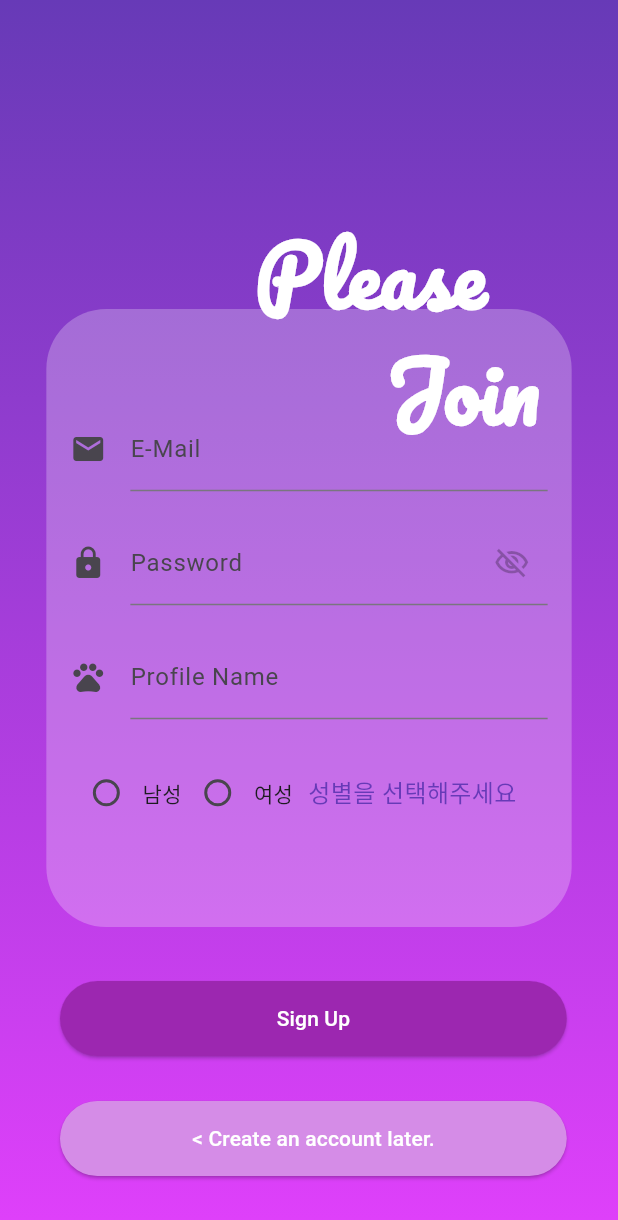
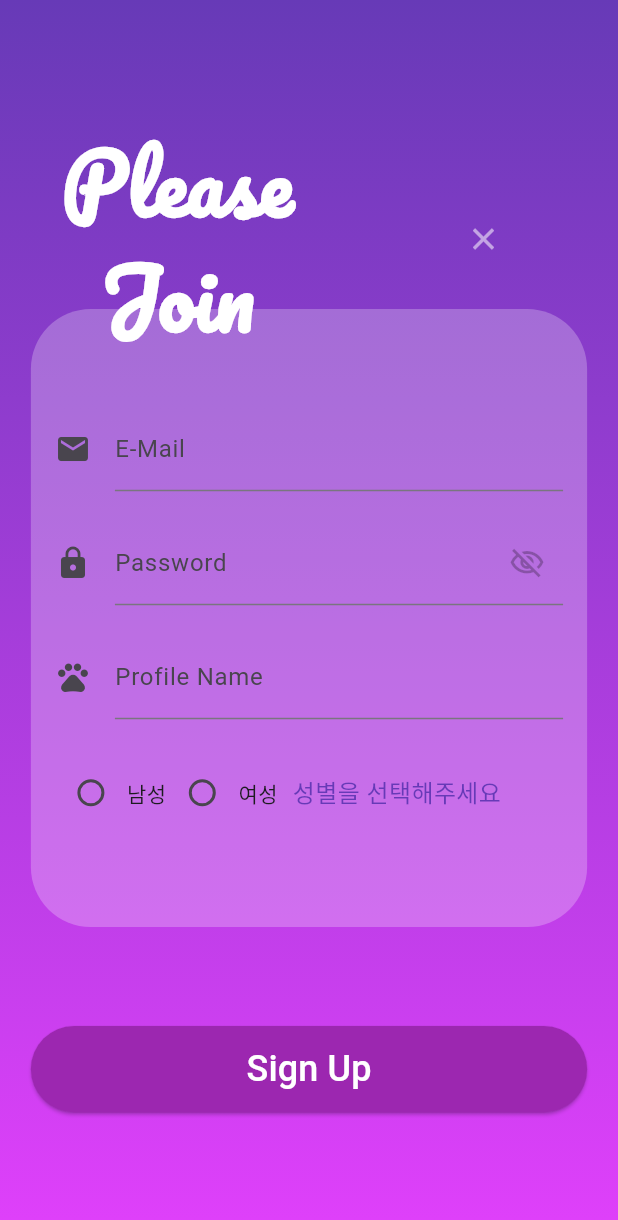
Before and after one commit to maccreyLim/Navi-Diary, a Flutter app: the screen it shows after launch, after a tap on "Create an Account", on a phone screen of 412 x 824 dp. Shown: the top 1220 px of the screen. Run offline on Flutter 3.47's test engine with Material 3 defaults, Android fonts, the phone set to English and light mode, and no system bars; our stand-ins replace cloud_firestore, firebase_auth, firebase_core, firebase_storage, flutter_image_compress, fluttertoast and 4 more; missing offline and left inert: flutter_email_sender; accounts and stored records are empty.

Commit message:
20231225_01_Design Update

```diff
--- a/lib/scr/join_screen.dart
+++ b/lib/scr/join_screen.dart
@@ -60,7 +60,7 @@ class _JoinScreenState extends State<JoinScreen> {
                 Positioned.fill(
                   child: Center(
                     child: Container(
-                      width: MediaQuery.of(context).size.width * 0.85,
+                      width: MediaQuery.of(context).size.width * 0.9,
                       height: MediaQuery.of(context).size.width * 1,
                       decoration: BoxDecoration(
                         borderRadius:
@@ -214,29 +214,55 @@ class _JoinScreenState extends State<JoinScreen> {
                   ),
                 ),
                 Positioned(
-                  top: 144,
-                  left: 170,
+                  top: MediaQuery.of(context).size.height * 0.1,
+                  left: MediaQuery.of(context).size.width * 0.1,
                   child: Column(
                     mainAxisAlignment: MainAxisAlignment.start,
                     crossAxisAlignment: CrossAxisAlignment.start,
                     children: [
+                      Row(
+                        children: [
+                          Column(
+                            children: [
                               Text(
-                        'Please \n      Join',
+                                'Please',
                                 style: GoogleFonts.pacifico(
                                   fontSize: 54,
                                   color: Colors.white,
                                   fontWeight: FontWeight.bold,
                                 ),
                               ),
-                      // SizedBox(
-                      //   height: 250,
-                      // ),
+                              Text(
+                                'Join',
+                                style: GoogleFonts.pacifico(
+                                  fontSize: 54,
+                                  color: Colors.white,
+                                  fontWeight: FontWeight.bold,
+                                ),
+                              ),
+                            ],
+                          ),
+                          SizedBox(
+                            width: MediaQuery.of(context).size.width * 0.25,
+                          ),
+                          IconButton(
+                            onPressed: () {
+                              //Todo: 뒤로가기
+                              Get.back();
+                            },
+                            icon: const Icon(
+                              Icons.close,
+                              color: Colors.white54,
+                            ),
+                          ),
+                        ],
+                      ),
                     ],
                   ),
                 ),
                 Positioned(
-                  bottom: 40,
-                  left: 40,
+                  bottom: MediaQuery.of(context).size.height * 0.1,
+                  left: MediaQuery.of(context).size.width * 0.05,
                   child: Column(
                     mainAxisAlignment: MainAxisAlignment.center,
                     crossAxisAlignment: CrossAxisAlignment.center,
@@ -244,8 +270,8 @@ class _JoinScreenState extends State<JoinScreen> {
                       Column(
                         children: [
                           SizedBox(
-                            width: MediaQuery.of(context).size.width * 0.82,
-                            height: 50,
+                            width: MediaQuery.of(context).size.width * 0.9,
+                            height: MediaQuery.of(context).size.height * 0.07,
                             child: ElevatedButton(
                               style: ButtonStyle(
                                 backgroundColor:
@@ -266,30 +292,32 @@ class _JoinScreenState extends State<JoinScreen> {
                               },
                               child: const Text(
                                 'Sign Up',
-                                style: TextStyle(color: Colors.white),
+                                style: TextStyle(
+                                    color: Colors.white, fontSize: 24),
                               ),
                             ),
                           ),
-                          const SizedBox(height: 30),
-                          SizedBox(
-                            width: MediaQuery.of(context).size.width * 0.82,
-                            height: 50,
-                            child: ElevatedButton(
-                              style: ButtonStyle(
-                                backgroundColor:
-                                    MaterialStateProperty.all<Color>(
-                                  const Color.fromARGB(255, 213, 140, 231),
-                                ),
-                              ),
-                              onPressed: () {
-                                Get.offAll(const LoginScreen());
-                              },
-                              child: const Text(
-                                '< Create an account later.',
-                                style: TextStyle(color: Colors.white),
-                              ),
-                            ),
-                          ),
+                          // const SizedBox(height: 30),
+                          // SizedBox(
+                          //   width: MediaQuery.of(context).size.width * 0.9,
+                          //   height: MediaQuery.of(context).size.height * 0.07,
+                          //   child: ElevatedButton(
+                          //     style: ButtonStyle(
+                          //       backgroundColor:
+                          //           MaterialStateProperty.all<Color>(
+                          //         const Color.fromARGB(255, 213, 140, 231),
+                          //       ),
+                          //     ),
+                          //     onPressed: () {
+                          //       Get.offAll(const LoginScreen());
+                          //     },
+                          //     child: const Text(
+                          //       '< Create an account later.',
+                          //       style: TextStyle(
+                          //           color: Colors.white, fontSize: 18),
+                          //     ),
+                          //   ),
+                          // ),
                         ],
                       ),
                     ],
--- a/lib/scr/login_screen.dart
+++ b/lib/scr/login_screen.dart
@@ -63,7 +63,7 @@ class _LoginScreenState extends State<LoginScreen> {
                 Positioned.fill(
                   child: Center(
                     child: Container(
-                      width: MediaQuery.of(context).size.width * 0.85,
+                      width: MediaQuery.of(context).size.width * 0.9,
                       height: MediaQuery.of(context).size.width * 0.65,
                       decoration: BoxDecoration(
                         borderRadius:
@@ -73,7 +73,7 @@ class _LoginScreenState extends State<LoginScreen> {
                       child: Form(
                         key: _formKey,
                         child: Padding(
-                          padding: const EdgeInsets.fromLTRB(16, 46, 16, 16),
+                          padding: const EdgeInsets.fromLTRB(8, 46, 8, 16),
                           child: Column(
                             mainAxisAlignment: MainAxisAlignment.center,
                             children: [
@@ -160,14 +160,22 @@ class _LoginScreenState extends State<LoginScreen> {
                   ),
                 ),
                 Positioned.fill(
-                  top: 144,
-                  left: 170,
+                  top: MediaQuery.of(context).size.height * 0.18,
+                  left: MediaQuery.of(context).size.width * 0.1,
                   child: Column(
                     mainAxisAlignment: MainAxisAlignment.start,
                     crossAxisAlignment: CrossAxisAlignment.start,
                     children: [
                       Text(
-                        'Please \n      log in',
+                        'Please',
+                        style: GoogleFonts.pacifico(
+                          fontSize: 54,
+                          color: Colors.white,
+                          fontWeight: FontWeight.bold,
+                        ),
+                      ),
+                      Text(
+                        'log in',
                         style: GoogleFonts.pacifico(
                           fontSize: 54,
                           color: Colors.white,
@@ -182,7 +190,7 @@ class _LoginScreenState extends State<LoginScreen> {
                 ),
                 Positioned(
                   bottom: 70,
-                  left: 40,
+                  left: MediaQuery.of(context).size.width * 0.05,
                   child: Column(
                     mainAxisAlignment: MainAxisAlignment.center,
                     crossAxisAlignment: CrossAxisAlignment.center,
@@ -190,8 +198,8 @@ class _LoginScreenState extends State<LoginScreen> {
                       Column(
                         children: [
                           SizedBox(
-                            width: MediaQuery.of(context).size.width * 0.82,
-                            height: 50,
+                            width: MediaQuery.of(context).size.width * 0.9,
+                            height: MediaQuery.of(context).size.height * 0.07,
                             child: ElevatedButton(
                               style: ButtonStyle(
                                 backgroundColor:
@@ -209,15 +217,16 @@ class _LoginScreenState extends State<LoginScreen> {
                                 }
                               },
                               child: const Text(
-                                'LogIn >',
-                                style: TextStyle(color: Colors.white),
+                                'LogIn',
+                                style: TextStyle(
+                                    color: Colors.white, fontSize: 24),
                               ),
                             ),
                           ),
                           const SizedBox(height: 30),
                           SizedBox(
-                            width: MediaQuery.of(context).size.width * 0.82,
-                            height: 50,
+                            width: MediaQuery.of(context).size.width * 0.9,
+                            height: MediaQuery.of(context).size.height * 0.07,
                             child: ElevatedButton(
                               style: ButtonStyle(
                                 backgroundColor: MaterialStateProperty.all<
@@ -234,7 +243,8 @@ class _LoginScreenState extends State<LoginScreen> {
                               },
                               child: const Text(
                                 'Create an Account',
-                                style: TextStyle(color: Colors.white),
+                                style: TextStyle(
+                                    color: Colors.white, fontSize: 18),
                               ),
                             ),
                           ),
```
Also changed, not shown: assets/navi_logo.png (added), assets/sample1.png (deleted), assets/sample2.png (deleted), assets/sample3.png (deleted), assets/sample4.png (deleted), 1 other file. Lines whose indentation alone changed are shown as unchanged.
